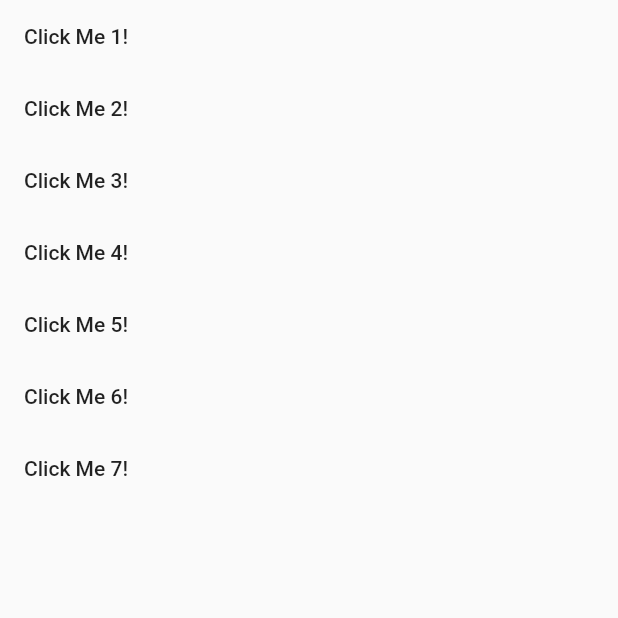
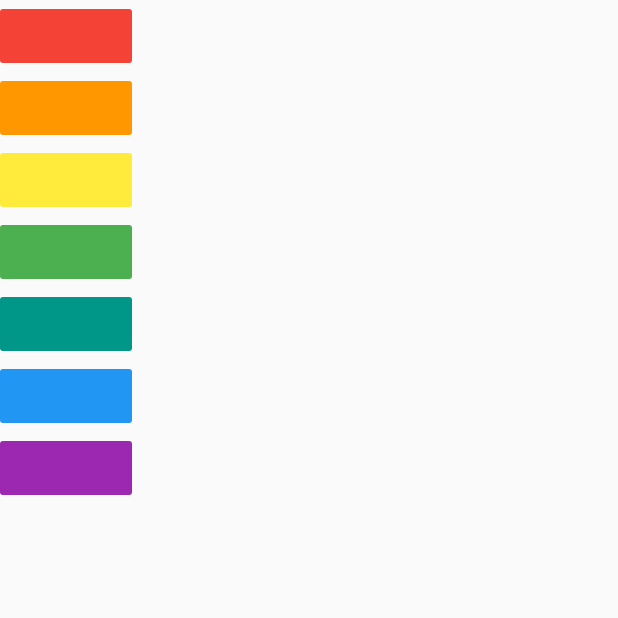
Before and after one commit to Alejandrehl/xylophone-app, a Flutter app: the screen it shows after launch, on a phone screen of 412 x 824 dp, the top half of it. Run offline on Flutter 3.47's test engine with Material 2 defaults, Android fonts, the phone set to English and light mode, and no system bars; our stand-ins replace audioplayers.

Commit message:
Botones de colores

```diff
--- a/lib/main.dart
+++ b/lib/main.dart
@@ -12,47 +12,54 @@ class XylophoneApp extends StatelessWidget {
           child: Column(
             children: <Widget>[
               FlatButton(
+                color: Colors.red,
                 onPressed: () {
                   final player = AudioCache();
                   player.play("note1.wav");
                 },
-                  child: Text("Click Me 1!")),
+              ),
               FlatButton(
+                color: Colors.orange,
                 onPressed: () {
                   final player = AudioCache();
                   player.play("note2.wav");
                 },
-                  child: Text("Click Me 2!")),
+              ),
               FlatButton(
+                color: Colors.yellow,
                 onPressed: () {
                   final player = AudioCache();
                   player.play("note3.wav");
                 },
-                  child: Text("Click Me 3!")),
+              ),
               FlatButton(
+                color: Colors.green,
                 onPressed: () {
                   final player = AudioCache();
                   player.play("note4.wav");
                 },
-                  child: Text("Click Me 4!")),
+              ),
               FlatButton(
+                color: Colors.teal,
                 onPressed: () {
                   final player = AudioCache();
                   player.play("note5.wav");
                 },
-                  child: Text("Click Me 5!")),
+              ),
               FlatButton(
+                color: Colors.blue,
                 onPressed: () {
                   final player = AudioCache();
                   player.play("note6.wav");
                 },
-                  child: Text("Click Me 6!")),
+              ),
               FlatButton(
+                color: Colors.purple,
                 onPressed: () {
                   final player = AudioCache();
                   player.play("note7.wav");
                 },
-                  child: Text("Click Me 7!")),
+              ),
             ],
           ),
         ),
```
Lines whose indentation alone changed are shown as unchanged.
